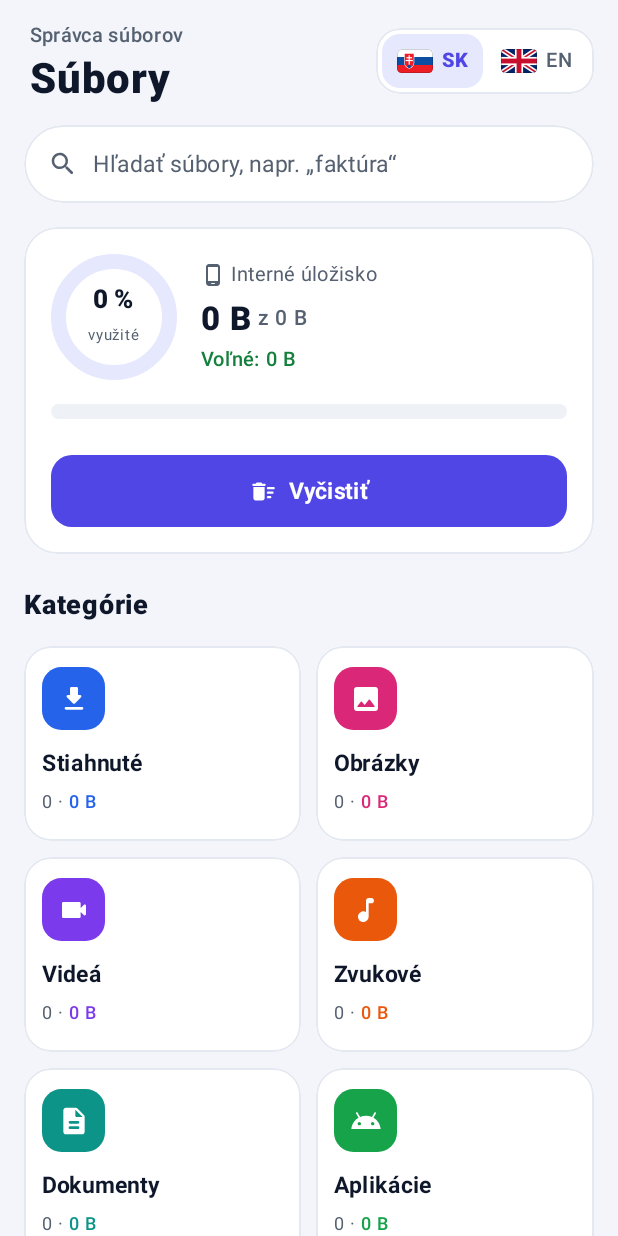
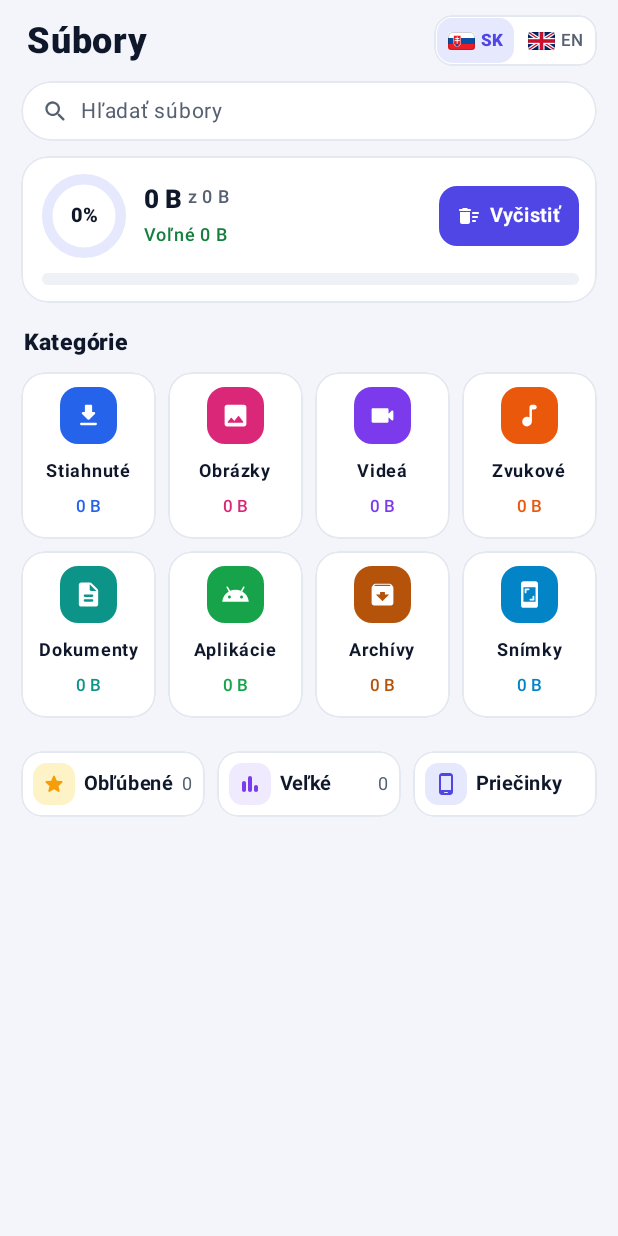
Before and after one commit to sevcikjaroslav1-commits/FilesC8, an Android app built with Jetpack Compose: the composable HomeScreen shown on its own in the app's theme, after a tap on "SK", on a phone screen of 412 x 824 dp. Run offline under Robolectric (Android 15) with nearby library versions, the phone set to English and light mode, and no system bars; 2 statements that could not run were skipped.

Commit message:
Kompaktná úvodná obrazovka na 1 stranu, väčšie Nedávne, menšie vlajky a hľadanie
Co-Authored-By: Claude Opus 5.5 <noreply@anthropic.com>
Claude-Session: https://claude.ai/code/session_01EtUKS9bMXove51Ud9EUdiv

```diff
--- a/app/src/main/java/sk/vespal/filesc8/Repo.kt
+++ b/app/src/main/java/sk/vespal/filesc8/Repo.kt
@@ -56,6 +56,7 @@ data class FItem(
     val size: Long,
     val modified: Long,
     val mime: String,
+    val duration: Long = 0,
 ) {
     val ext: String get() = name.substringAfterLast('.', "").lowercase()
     val isImage: Boolean get() = mime.startsWith("image/")
@@ -192,6 +193,7 @@ object Repo {
             MediaStore.Files.FileColumns.SIZE,
             MediaStore.Files.FileColumns.DATE_MODIFIED,
             MediaStore.Files.FileColumns.MIME_TYPE,
+            MediaStore.MediaColumns.DURATION,
         )
         val sel = "${MediaStore.Files.FileColumns.SIZE} > 0"
         ctx.contentResolver.query(uri, proj, sel, null, "${MediaStore.Files.FileColumns.DATE_MODIFIED} DESC")?.use { c ->
@@ -201,6 +203,7 @@ object Repo {
             val iSize = c.getColumnIndexOrThrow(MediaStore.Files.FileColumns.SIZE)
             val iDate = c.getColumnIndexOrThrow(MediaStore.Files.FileColumns.DATE_MODIFIED)
             val iMime = c.getColumnIndexOrThrow(MediaStore.Files.FileColumns.MIME_TYPE)
+            val iDur = c.getColumnIndex(MediaStore.MediaColumns.DURATION)
             while (c.moveToNext()) {
                 val path = c.getString(iData) ?: continue
                 if (path.contains("/.")) continue // skryté súbory a priečinky
@@ -214,6 +217,7 @@ object Repo {
                     size = c.getLong(iSize),
                     modified = c.getLong(iDate) * 1000L,
                     mime = mime ?: mimeOf(name),
+                    duration = if (iDur >= 0 && !c.isNull(iDur)) c.getLong(iDur) else 0L,
                 )
             }
         }
--- a/app/src/main/java/sk/vespal/filesc8/ui/Common.kt
+++ b/app/src/main/java/sk/vespal/filesc8/ui/Common.kt
@@ -504,7 +504,7 @@ fun BottomNav(tab: Int, onTab: (Int) -> Unit) {
     Column(Modifier.fillMaxWidth().background(C.Surface)) {
         Box(Modifier.fillMaxWidth().height(1.dp).background(C.Line))
         Row(
-            Modifier.fillMaxWidth().navigationBarsPadding().height(72.dp),
+            Modifier.fillMaxWidth().navigationBarsPadding().height(64.dp),
             horizontalArrangement = Arrangement.SpaceEvenly,
             verticalAlignment = Alignment.CenterVertically
         ) {
@@ -512,7 +512,7 @@ fun BottomNav(tab: Int, onTab: (Int) -> Unit) {
                 val on = i == tab
                 Column(
                     Modifier.clip(RoundedCornerShape(16.dp)).clickable(role = Role.Tab) { onTab(i) }
-                        .padding(horizontal = 12.dp, vertical = 6.dp),
+                        .padding(horizontal = 12.dp, vertical = 4.dp),
                     horizontalAlignment = Alignment.CenterHorizontally
                 ) {
                     Box(
@@ -538,9 +538,9 @@ fun BottomNav(tab: Int, onTab: (Int) -> Unit) {
 @Composable
 fun LangSwitch() {
     val ctx = LocalContext.current
-    val shape = RoundedCornerShape(16.dp)
+    val shape = RoundedCornerShape(12.dp)
     Row(
-        Modifier.clip(shape).background(C.Surface).border(1.dp, C.Line, shape).padding(4.dp),
+        Modifier.clip(shape).background(C.Surface).border(1.dp, C.Line, shape).padding(2.dp),
         horizontalArrangement = Arrangement.spacedBy(2.dp)
     ) {
         LangButton("SK", Lang.code == "sk", { slovakFlag() }) { Lang.set(ctx, "sk") }
@@ -551,21 +551,21 @@ fun LangSwitch() {
 @Composable
 private fun LangButton(code: String, selected: Boolean, flag: DrawScope.() -> Unit, onClick: () -> Unit) {
     Row(
-        Modifier.height(36.dp).clip(RoundedCornerShape(12.dp))
+        Modifier.height(30.dp).clip(RoundedCornerShape(10.dp))
             .background(if (selected) C.AccentSoft else Color.Transparent)
             .clickable(role = Role.Button, onClick = onClick)
-            .padding(horizontal = 10.dp),
+            .padding(horizontal = 7.dp),
         verticalAlignment = Alignment.CenterVertically
     ) {
         Box(
-            Modifier.size(width = 24.dp, height = 16.dp).clip(RoundedCornerShape(3.dp))
+            Modifier.size(width = 18.dp, height = 12.dp).clip(RoundedCornerShape(2.dp))
                 .border(0.5.dp, Color(0x330F172A), RoundedCornerShape(3.dp))
         ) {
-            Canvas(Modifier.size(width = 24.dp, height = 16.dp)) { flag() }
+            Canvas(Modifier.size(width = 18.dp, height = 12.dp)) { flag() }
         }
-        Spacer(Modifier.width(6.dp))
+        Spacer(Modifier.width(4.dp))
         Text(
-            code, color = if (selected) C.Accent else C.Muted, fontSize = 13.sp,
+            code, color = if (selected) C.Accent else C.Muted, fontSize = 11.sp,
             fontWeight = if (selected) FontWeight.ExtraBold else FontWeight.SemiBold
         )
     }
--- a/app/src/main/java/sk/vespal/filesc8/ui/HomeScreen.kt
+++ b/app/src/main/java/sk/vespal/filesc8/ui/HomeScreen.kt
@@ -51,6 +51,7 @@ import sk.vespal.filesc8.FItem
 import sk.vespal.filesc8.Repo
 import sk.vespal.filesc8.Sug
 import sk.vespal.filesc8.tr
+import sk.vespal.filesc8.typeCat
 
 @Composable
 fun HomeScreen(
@@ -84,18 +85,15 @@ fun HomeScreen(
         ) {
             item {
                 Row(
-                    Modifier.fillMaxWidth().statusBarsPadding().padding(start = 20.dp, end = 16.dp, top = 12.dp),
+                    Modifier.fillMaxWidth().statusBarsPadding().padding(start = 18.dp, end = 14.dp, top = 10.dp),
                     verticalAlignment = Alignment.CenterVertically
                 ) {
-                    Column(Modifier.weight(1f)) {
-                        Text(tr("Správca súborov", "File manager"), fontSize = 13.sp, color = C.Muted, fontWeight = FontWeight.Medium)
-                        Text(tr("Súbory", "Files"), fontSize = 28.sp, color = C.Ink, fontWeight = FontWeight.ExtraBold)
-                    }
+                    Text(tr("Súbory", "Files"), fontSize = 24.sp, color = C.Ink, fontWeight = FontWeight.ExtraBold, modifier = Modifier.weight(1f))
                     LangSwitch()
                 }
             }
             item {
-                SearchField(query, { query = it }, Modifier.padding(start = 16.dp, end = 16.dp, top = 14.dp))
+                SearchField(query, { query = it }, Modifier.padding(start = 14.dp, end = 14.dp, top = 10.dp))
             }
             if (Repo.loading && !snap.loaded) {
                 item {
@@ -132,49 +130,61 @@ fun HomeScreen(
                 }
                 item { Spacer(Modifier.height(90.dp)) }
             } else {
-                item { StorageCard(onClean, Modifier.padding(start = 16.dp, end = 16.dp, top = 16.dp)) }
+                item { StorageCard(onClean, Modifier.padding(start = 14.dp, end = 14.dp, top = 10.dp)) }
                 item {
-                    SectionTitle(tr("Kategórie", "Categories"), Modifier.padding(start = 16.dp, end = 16.dp, top = 22.dp, bottom = 10.dp))
+                    Text(
+                        tr("Kategórie", "Categories"), fontSize = 15.sp, fontWeight = FontWeight.ExtraBold, color = C.Ink,
+                        modifier = Modifier.padding(start = 16.dp, top = 14.dp, bottom = 8.dp)
+                    )
                 }
-                items(Cat.entries.chunked(2)) { pair ->
+                items(Cat.entries.chunked(4)) { row ->
                     Row(
-                        Modifier.fillMaxWidth().padding(horizontal = 16.dp, vertical = 5.dp),
-                        horizontalArrangement = Arrangement.spacedBy(10.dp)
+                        Modifier.fillMaxWidth().padding(start = 14.dp, end = 14.dp, bottom = 8.dp),
+                        horizontalArrangement = Arrangement.spacedBy(8.dp)
                     ) {
-                        for (c in pair) CategoryTile(c, Modifier.weight(1f)) { onCategory(c) }
-                        if (pair.size == 1) Spacer(Modifier.weight(1f))
+                        for (c in row) CategoryTile(c, Modifier.weight(1f)) { onCategory(c) }
+                        repeat(4 - row.size) { Spacer(Modifier.weight(1f)) }
                     }
                 }
-                val recent = snap.files.take(20)
+                val recent = snap.files.filter { it.isImage || it.isVideo }.take(20)
                 if (recent.isNotEmpty()) {
                     item {
-                        SectionTitle(tr("Nedávne", "Recent"), Modifier.padding(start = 16.dp, end = 8.dp, top = 22.dp, bottom = 6.dp))
+                        Row(
+                            Modifier.fillMaxWidth().padding(start = 16.dp, end = 6.dp, top = 6.dp),
+                            verticalAlignment = Alignment.CenterVertically
+                        ) {
+                            Text(tr("Nedávne", "Recent"), fontSize = 15.sp, fontWeight = FontWeight.ExtraBold, color = C.Ink, modifier = Modifier.weight(1f))
+                            Text(
+                                tr("Všetko", "All"), color = C.Accent, fontSize = 13.sp, fontWeight = FontWeight.SemiBold,
+                                modifier = Modifier.clip(RoundedCornerShape(8.dp)).clickable { onCategory(Cat.IMAGES) }.padding(8.dp)
+                            )
+                        }
                     }
                     item {
                         LazyRow(
-                            contentPadding = PaddingValues(horizontal = 16.dp),
-                            horizontalArrangement = Arrangement.spacedBy(12.dp)
+                            contentPadding = PaddingValues(horizontal = 14.dp),
+                            horizontalArrangement = Arrangement.spacedBy(8.dp)
                         ) {
                             items(recent, key = { it.path }) { f -> RecentCard(f) { openFile(ctx, f) } }
                         }
                     }
                 }
                 item {
-                    SectionTitle(tr("Zbierky", "Collections"), Modifier.padding(start = 16.dp, end = 16.dp, top = 22.dp, bottom = 10.dp))
-                }
-                item {
-                    Row(Modifier.fillMaxWidth().padding(horizontal = 16.dp), horizontalArrangement = Arrangement.spacedBy(10.dp)) {
-                        CollectionCard(
+                    Row(
+                        Modifier.fillMaxWidth().padding(start = 14.dp, end = 14.dp, top = 14.dp),
+                        horizontalArrangement = Arrangement.spacedBy(8.dp)
+                    ) {
+                        CollectionChip(
                             Icons.Rounded.Star, C.Star, C.StarSoft, tr("Obľúbené", "Favorites"),
-                            filesWord(Repo.favorites.size), Modifier.weight(1f), onFavorites
+                            Repo.favorites.size.toString(), Modifier.weight(1f), onFavorites
                         )
-                        CollectionCard(
+                        CollectionChip(
                             Icons.Rounded.BarChart, Color(0xFF7C3AED), Color(0xFFF0EAFE), tr("Veľké", "Large"),
-                            filesWord(Repo.sugItems(Sug.BIG, snap).size), Modifier.weight(1f), onBig
+                            Repo.sugItems(Sug.BIG, snap).size.toString(), Modifier.weight(1f), onBig
                         )
-                        CollectionCard(
-                            Icons.Rounded.PhoneAndroid, C.Accent, C.AccentSoft, tr("Úložisko", "Storage"),
-                            tr("Priečinky", "Folders"), Modifier.weight(1f), onBrowse
+                        CollectionChip(
+                            Icons.Rounded.PhoneAndroid, C.Accent, C.AccentSoft, tr("Priečinky", "Folders"),
+                            "", Modifier.weight(1f), onBrowse
                         )
                     }
                 }
@@ -211,70 +221,80 @@ fun HomeScreen(
 
 @Composable
 private fun SearchField(value: String, onChange: (String) -> Unit, modifier: Modifier = Modifier) {
-    val shape = RoundedCornerShape(26.dp)
+    val shape = RoundedCornerShape(20.dp)
     Row(
-        modifier.fillMaxWidth().height(52.dp).clip(shape).background(C.Surface).border(1.dp, C.Line, shape)
-            .padding(start = 16.dp, end = 6.dp),
+        modifier.fillMaxWidth().height(40.dp).clip(shape).background(C.Surface).border(1.dp, C.Line, shape)
+            .padding(start = 14.dp, end = 2.dp),
         verticalAlignment = Alignment.CenterVertically
     ) {
-        Icon(Icons.Rounded.Search, null, tint = C.Muted, modifier = Modifier.size(20.dp))
-        Box(Modifier.weight(1f).padding(horizontal = 10.dp)) {
+        Icon(Icons.Rounded.Search, null, tint = C.Muted, modifier = Modifier.size(18.dp))
+        Box(Modifier.weight(1f).padding(horizontal = 8.dp)) {
             if (value.isEmpty()) {
-                Text(tr("Hľadať súbory, napr. „faktúra“", "Search files, e.g. “invoice”"), color = C.Muted, fontSize = 15.sp, maxLines = 1)
+                Text(tr("Hľadať súbory", "Search files"), color = C.Muted, fontSize = 14.sp, maxLines = 1)
             }
             BasicTextField(
                 value = value,
                 onValueChange = onChange,
                 singleLine = true,
-                textStyle = TextStyle(color = C.Ink, fontSize = 15.sp),
+                textStyle = TextStyle(color = C.Ink, fontSize = 14.sp),
                 cursorBrush = SolidColor(C.Accent),
                 modifier = Modifier.fillMaxWidth()
             )
         }
         if (value.isNotEmpty()) {
-            RoundIconButton(Icons.Rounded.Close, tr("Vymazať hľadanie", "Clear search"), tint = C.Muted) { onChange("") }
+            Box(
+                Modifier.size(36.dp).clip(CircleShape).clickable { onChange("") },
+                contentAlignment = Alignment.Center
+            ) {
+                Icon(Icons.Rounded.Close, tr("Vymazať hľadanie", "Clear search"), tint = C.Muted, modifier = Modifier.size(18.dp))
+            }
         }
     }
 }
 
-@OptIn(ExperimentalLayoutApi::class)
 @Composable
 private fun StorageCard(onClean: () -> Unit, modifier: Modifier = Modifier) {
     val snap = Repo.snap
     val total = snap.total
     val used = snap.used
     val pct = if (total > 0) used.toFloat() / total else 0f
-    Panel(modifier.fillMaxWidth(), radius = 22.dp) {
-        Column(Modifier.padding(18.dp)) {
+    Panel(modifier.fillMaxWidth(), radius = 18.dp) {
+        Column(Modifier.padding(start = 14.dp, end = 12.dp, top = 12.dp, bottom = 12.dp)) {
             Row(verticalAlignment = Alignment.CenterVertically) {
-                Box(Modifier.size(84.dp), contentAlignment = Alignment.Center) {
+                Box(Modifier.size(56.dp), contentAlignment = Alignment.Center) {
                     Canvas(Modifier.fillMaxSize()) {
-                        val sw = 10.dp.toPx()
+                        val sw = 7.dp.toPx()
                         val inset = sw / 2
                         val arcSize = Size(size.width - sw, size.height - sw)
                         drawArc(C.AccentSoft, 0f, 360f, false, Offset(inset, inset), arcSize, style = Stroke(sw))
                         drawArc(C.Accent, -90f, 360f * pct, false, Offset(inset, inset), arcSize, style = Stroke(sw, cap = StrokeCap.Round))
                     }
-                    Column(horizontalAlignment = Alignment.CenterHorizontally) {
-                        Text("${(pct * 100).toInt()} %", fontSize = 17.sp, fontWeight = FontWeight.ExtraBold, color = C.Ink)
-                        Text(tr("využité", "used"), fontSize = 10.sp, color = C.Muted)
-                    }
+                    Text("${(pct * 100).toInt()}%", fontSize = 13.sp, fontWeight = FontWeight.ExtraBold, color = C.Ink)
                 }
-                Column(Modifier.weight(1f).padding(start = 16.dp)) {
-                    Row(verticalAlignment = Alignment.CenterVertically) {
-                        Icon(Icons.Rounded.PhoneAndroid, null, tint = C.Muted, modifier = Modifier.size(16.dp))
-                        Text(tr("Interné úložisko", "Internal storage"), fontSize = 13.sp, color = C.Muted, modifier = Modifier.padding(start = 4.dp))
-                    }
-                    Row(verticalAlignment = Alignment.Bottom, modifier = Modifier.padding(top = 4.dp)) {
-                        Text(fmtSize(used), fontSize = 22.sp, fontWeight = FontWeight.ExtraBold, color = C.Ink)
+                Column(Modifier.weight(1f).padding(start = 12.dp)) {
+                    Row(verticalAlignment = Alignment.Bottom) {
+                        Text(fmtSize(used), fontSize = 17.sp, fontWeight = FontWeight.ExtraBold, color = C.Ink)
                         Text(
-                            tr(" z ${fmtSize(total)}", " of ${fmtSize(total)}"), fontSize = 14.sp,
-                            fontWeight = FontWeight.SemiBold, color = C.Muted, modifier = Modifier.padding(bottom = 2.dp)
+                            tr(" z ${fmtSize(total)}", " of ${fmtSize(total)}"), fontSize = 12.sp,
+                            fontWeight = FontWeight.SemiBold, color = C.Muted, modifier = Modifier.padding(bottom = 1.dp)
                         )
                     }
                     Text(
-                        tr("Voľné: ${fmtSize(snap.free)}", "Free: ${fmtSize(snap.free)}"),
-                        fontSize = 13.sp, color = C.Green, fontWeight = FontWeight.SemiBold, modifier = Modifier.padding(top = 2.dp)
+                        tr("Voľné ${fmtSize(snap.free)}", "Free ${fmtSize(snap.free)}"),
+                        fontSize = 12.sp, color = C.Green, fontWeight = FontWeight.SemiBold
+                    )
+                }
+                val freeable = Repo.freeable(snap)
+                Row(
+                    Modifier.height(40.dp).clip(RoundedCornerShape(12.dp)).background(C.Accent)
+                        .clickable(onClick = onClean).padding(horizontal = 12.dp),
+                    verticalAlignment = Alignment.CenterVertically
+                ) {
+                    Icon(Icons.Rounded.DeleteSweep, null, tint = Color.White, modifier = Modifier.size(16.dp))
+                    Text(
+                        if (freeable > 0) tr("Uvoľniť ${fmtSize(freeable)}", "Free ${fmtSize(freeable)}") else tr("Vyčistiť", "Clean"),
+                        color = Color.White, fontWeight = FontWeight.Bold, fontSize = 13.sp, maxLines = 1,
+                        modifier = Modifier.padding(start = 6.dp)
                     )
                 }
             }
@@ -285,11 +305,11 @@ private fun StorageCard(onClean: () -> Unit, modifier: Modifier = Modifier) {
             val known = parts.sumOf { it.second }
             val other = (used - known).coerceAtLeast(0)
             Row(
-                Modifier.padding(top = 16.dp).fillMaxWidth().height(10.dp).clip(RoundedCornerShape(5.dp)).background(Color(0xFFEEF1F6))
+                Modifier.padding(top = 10.dp).fillMaxWidth().height(8.dp).clip(RoundedCornerShape(4.dp)).background(Color(0xFFEEF1F6))
             ) {
                 if (total > 0) {
-                    for ((c, s) in parts) {
-                        val w = s.toFloat() / total
+                    for ((c, sz) in parts) {
+                        val w = sz.toFloat() / total
                         if (w > 0.002f) Box(Modifier.fillMaxHeight().weight(w).background(c.color))
                     }
                     val wo = other.toFloat() / total
@@ -298,88 +318,89 @@ private fun StorageCard(onClean: () -> Unit, modifier: Modifier = Modifier) {
                     if (wf > 0.002f) Spacer(Modifier.fillMaxHeight().weight(wf))
                 }
             }
-            FlowRow(
-                Modifier.padding(top = 10.dp),
-                horizontalArrangement = Arrangement.spacedBy(14.dp),
-                verticalArrangement = Arrangement.spacedBy(6.dp)
-            ) {
-                for ((c, s) in parts) if (s > 0) Legend(c.color, "${c.label} ${fmtSize(s)}")
-                if (other > 0) Legend(C.Faint, tr("Ostatné ${fmtSize(other)}", "Other ${fmtSize(other)}"))
-            }
-
-            val freeable = Repo.freeable(snap)
-            Row(
-                Modifier.padding(top = 14.dp).fillMaxWidth().height(48.dp).clip(RoundedCornerShape(14.dp))
-                    .background(C.Accent).clickable(onClick = onClean),
-                horizontalArrangement = Arrangement.Center,
-                verticalAlignment = Alignment.CenterVertically
-            ) {
-                Icon(Icons.Rounded.DeleteSweep, null, tint = Color.White, modifier = Modifier.size(18.dp))
-                Text(
-                    if (freeable > 0) tr("Uvoľniť ${fmtSize(freeable)}", "Free up ${fmtSize(freeable)}") else tr("Vyčistiť", "Clean up"),
-                    color = Color.White, fontWeight = FontWeight.Bold, fontSize = 15.sp, modifier = Modifier.padding(start = 8.dp)
-                )
-            }
         }
-    }
-}
-
-@Composable
-private fun Legend(color: Color, text: String) {
-    Row(verticalAlignment = Alignment.CenterVertically) {
-        Box(Modifier.size(8.dp).clip(CircleShape).background(color))
-        Text(text, fontSize = 12.sp, color = C.Muted, modifier = Modifier.padding(start = 6.dp))
     }
 }
 
 @Composable
 private fun CategoryTile(c: Cat, modifier: Modifier, onClick: () -> Unit) {
     val snap = Repo.snap
-    val shape = RoundedCornerShape(18.dp)
+    val shape = RoundedCornerShape(16.dp)
     Column(
         modifier.clip(shape).background(C.Surface).border(1.dp, C.Line, shape).clickable(onClick = onClick)
-            .padding(horizontal = 12.dp, vertical = 14.dp)
+            .padding(start = 4.dp, end = 4.dp, top = 10.dp, bottom = 9.dp),
+        horizontalAlignment = Alignment.CenterHorizontally
     ) {
-        IconTile(c.icon, c.color, size = 42.dp, radius = 13.dp, iconSize = 21.dp)
+        IconTile(c.icon, c.color, size = 38.dp, radius = 12.dp, iconSize = 19.dp)
         Text(
-            c.label, fontSize = 15.sp, fontWeight = FontWeight.Bold, color = C.Ink, maxLines = 1,
-            overflow = TextOverflow.Ellipsis, modifier = Modifier.padding(top = 10.dp)
+            shortLabel(c), fontSize = 12.sp, fontWeight = FontWeight.Bold, color = C.Ink, maxLines = 1,
+            overflow = TextOverflow.Ellipsis, modifier = Modifier.padding(top = 6.dp)
         )
-        Row(Modifier.padding(top = 2.dp)) {
-            Text(fmtCount(snap.catCount(c)) + " · ", fontSize = 12.sp, color = C.Muted)
-            Text(fmtSize(snap.catSize(c)), fontSize = 12.sp, color = c.color, fontWeight = FontWeight.SemiBold)
+        Text(fmtSize(snap.catSize(c)), fontSize = 11.sp, color = c.color, fontWeight = FontWeight.SemiBold, maxLines = 1)
+    }
+}
+
+/** Kratšie názvy pre úzke dlaždice. */
+private fun shortLabel(c: Cat): String = when (c) {
+    Cat.ARCHIVES -> tr("Archívy", "Archives")
+    Cat.SCREENSHOTS -> tr("Snímky", "Screens")
+    else -> c.label
+}
+
+private fun fmtDuration(ms: Long): String {
+    val s = ms / 1000
+    return if (s >= 3600) String.format(java.util.Locale.US, "%d:%02d:%02d", s / 3600, (s / 60) % 60, s % 60)
+    else String.format(java.util.Locale.US, "%d:%02d", s / 60, s % 60)
+}
+
+@Composable
+private fun RecentCard(f: FItem, onClick: () -> Unit) {
+    val shape = RoundedCornerShape(16.dp)
+    Box(Modifier.width(112.dp).height(136.dp).clip(shape).clickable(onClick = onClick)) {
+        FileThumb(f, Modifier.fillMaxSize(), iconSize = 32.dp)
+        val t = f.typeCat()
+        if (t != null) {
+            Box(Modifier.align(Alignment.TopStart).padding(6.dp)) {
+                IconTile(t.icon, t.color, size = 24.dp, radius = 8.dp, iconSize = 13.dp)
+            }
         }
+        if (f.isVideo && f.duration > 0) {
+            Badge(fmtDuration(f.duration), Modifier.align(Alignment.BottomStart))
+        }
+        Badge(fmtSize(f.size), Modifier.align(Alignment.BottomEnd))
     }
 }
 
 @Composable
-private fun RecentCard(f: FItem, onClick: () -> Unit) {
-    Column(Modifier.width(128.dp).clip(RoundedCornerShape(16.dp)).clickable(onClick = onClick)) {
-        FileThumb(f, Modifier.width(128.dp).height(144.dp).clip(RoundedCornerShape(16.dp)), iconSize = 34.dp)
-        Text(
-            f.name, fontSize = 13.sp, fontWeight = FontWeight.SemiBold, color = C.Ink, maxLines = 1,
-            overflow = TextOverflow.Ellipsis, modifier = Modifier.padding(top = 8.dp, start = 2.dp, end = 2.dp)
-        )
-        Text(fmtSize(f.size), fontSize = 12.sp, color = C.Muted, modifier = Modifier.padding(start = 2.dp, bottom = 4.dp))
-    }
+private fun Badge(text: String, modifier: Modifier) {
+    Text(
+        text, color = Color.White, fontSize = 11.sp, fontWeight = FontWeight.SemiBold, maxLines = 1,
+        modifier = modifier.padding(6.dp).clip(RoundedCornerShape(6.dp)).background(Color(0x8C000000))
+            .padding(horizontal = 6.dp, vertical = 2.dp)
+    )
 }
 
 @Composable
-private fun CollectionCard(
+private fun CollectionChip(
     icon: androidx.compose.ui.graphics.vector.ImageVector,
     color: Color,
     tint: Color,
     title: String,
-    sub: String,
+    count: String,
     modifier: Modifier,
     onClick: () -> Unit,
 ) {
-    val shape = RoundedCornerShape(18.dp)
-    Column(
-        modifier.clip(shape).background(C.Surface).border(1.dp, C.Line, shape).clickable(onClick = onClick).padding(12.dp)
+    val shape = RoundedCornerShape(14.dp)
+    Row(
+        modifier.height(44.dp).clip(shape).background(C.Surface).border(1.dp, C.Line, shape).clickable(onClick = onClick)
+            .padding(horizontal = 8.dp),
+        verticalAlignment = Alignment.CenterVertically
     ) {
-        SoftTile(icon, color, tint, size = 36.dp, radius = 12.dp, iconSize = 20.dp)
-        Text(title, fontSize = 14.sp, fontWeight = FontWeight.Bold, color = C.Ink, modifier = Modifier.padding(top = 8.dp), maxLines = 1)
-        Text(sub, fontSize = 12.sp, color = C.Muted, maxLines = 1, overflow = TextOverflow.Ellipsis)
+        SoftTile(icon, color, tint, size = 28.dp, radius = 9.dp, iconSize = 16.dp)
+        Text(
+            title, fontSize = 13.sp, fontWeight = FontWeight.Bold, color = C.Ink, maxLines = 1,
+            overflow = TextOverflow.Ellipsis, modifier = Modifier.weight(1f).padding(start = 6.dp)
+        )
+        if (count.isNotEmpty()) Text(count, fontSize = 12.sp, color = C.Muted)
     }
 }
```
